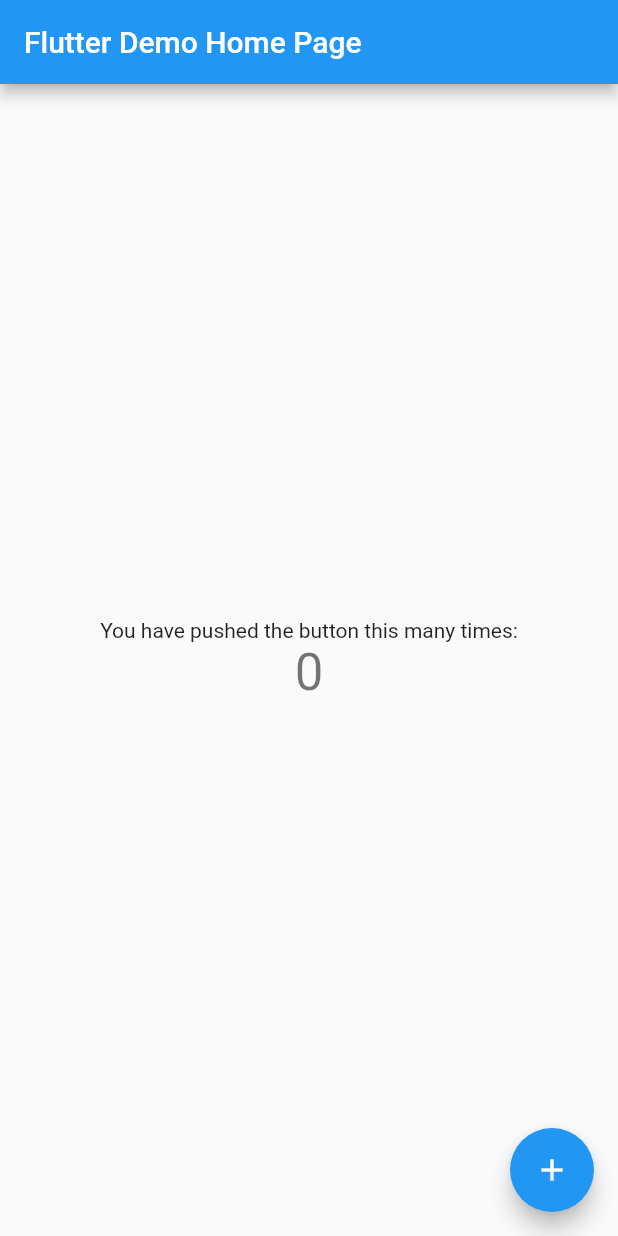
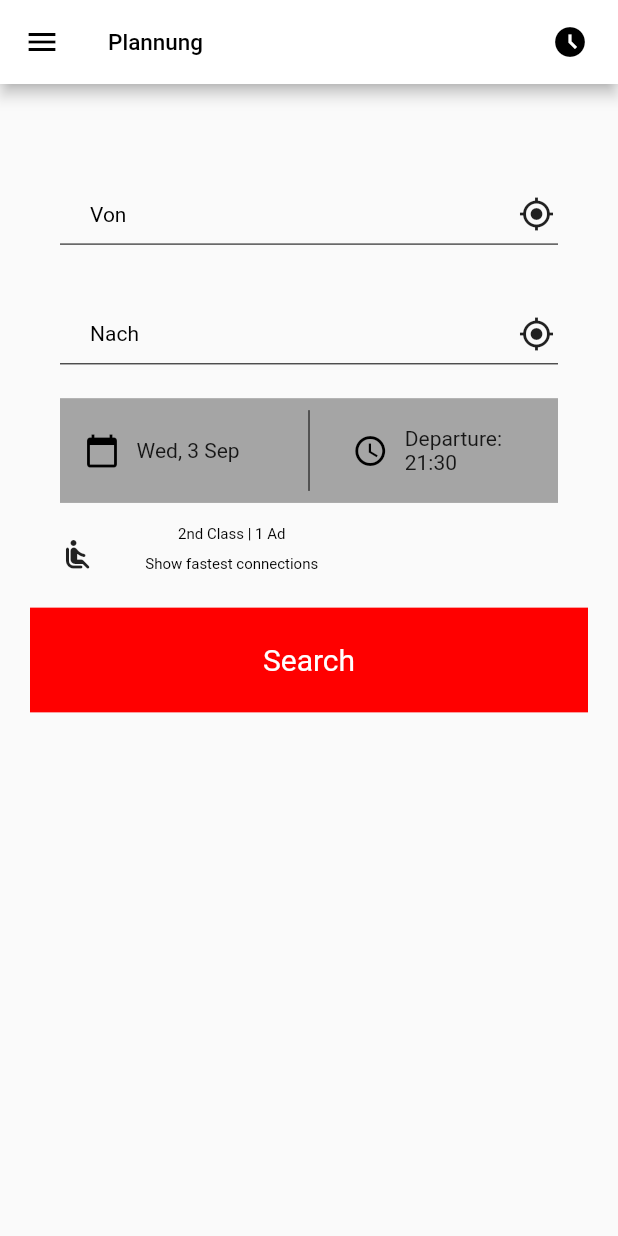
Before and after one commit to MaxleyCv/FlutterLearningIoT2, a Flutter app: the screen it shows after launch, on a phone screen of 412 x 824 dp. Run offline on Flutter 3.47's test engine with Material 2 defaults, Android fonts, the light colour scheme and no system bars.

Commit message:
Added first layout

```diff
--- a/lib/main.dart
+++ b/lib/main.dart
@@ -1,4 +1,6 @@
+
 import 'package:flutter/material.dart';
+
 
 void main() {
   runApp(MyApp());
@@ -9,105 +11,227 @@
   @override
   Widget build(BuildContext context) {
     return MaterialApp(
-      title: 'Flutter Demo',
-      theme: ThemeData(
-        // This is the theme of your application.
-        //
-        // Try running your application with "flutter run". You'll see the
-        // application has a blue toolbar. Then, without quitting the app, try
-        // changing the primarySwatch below to Colors.green and then invoke
-        // "hot reload" (press "r" in the console where you ran "flutter run",
-        // or simply save your changes to "hot reload" in a Flutter IDE).
-        // Notice that the counter didn't reset back to zero; the application
-        // is not restarted.
-        primarySwatch: Colors.blue,
-      ),
-      home: MyHomePage(title: 'Flutter Demo Home Page'),
+      title: 'DB App',
+      home: HomePage(),
     );
   }
 }
 
-class MyHomePage extends StatefulWidget {
-  MyHomePage({Key? key, required this.title}) : super(key: key);
-
-  // This widget is the home page of your application. It is stateful, meaning
-  // that it has a State object (defined below) that contains fields that affect
-  // how it looks.
-
-  // This class is the configuration for the state. It holds the values (in this
-  // case the title) provided by the parent (in this case the App widget) and
-  // used by the build method of the State. Fields in a Widget subclass are
-  // always marked "final".
-
-  final String title;
-
+class HomePage extends StatefulWidget {
+  HomePage({Key? key}) : super(key: key);
   @override
-  _MyHomePageState createState() => _MyHomePageState();
+  _HomePageState createState() => _HomePageState();
 }
 
-class _MyHomePageState extends State<MyHomePage> {
-  int _counter = 0;
+class _HomePageState extends State<HomePage> {
 
-  void _incrementCounter() {
-    setState(() {
-      // This call to setState tells the Flutter framework that something has
-      // changed in this State, which causes it to rerun the build method below
-      // so that the display can reflect the updated values. If we changed
-      // _counter without calling setState(), then the build method would not be
-      // called again, and so nothing would appear to happen.
-      _counter++;
-    });
-  }
+  Color fontColor = Color.fromRGBO(255, 255, 255, 1.0);
+  Color buttonColor = Color.fromRGBO(255, 0, 0, 1.0);
+  Color textColor = Color.fromRGBO(0, 0, 0, 1.0);
+  Color greyColor = Color.fromRGBO(165, 165, 165, 1.0);
+
+  TextStyle smallTextStyle = TextStyle(
+    fontSize: 10,
+    color: Color.fromRGBO(0, 0, 0, 1.0),
+  );
+
 
   @override
   Widget build(BuildContext context) {
-    // This method is rerun every time setState is called, for instance as done
-    // by the _incrementCounter method above.
-    //
-    // The Flutter framework has been optimized to make rerunning build methods
-    // fast, so that you can just rebuild anything that needs updating rather
-    // than having to individually change instances of widgets.
     return Scaffold(
       appBar: AppBar(
-        // Here we take the value from the MyHomePage object that was created by
-        // the App.build method, and use it to set our appbar title.
-        title: Text(widget.title),
+        title: Text(
+            "Plannung",
+            textAlign: TextAlign.center,
+            style: TextStyle(
+              color: textColor,
+              fontSize: 15,
             ),
-      body: Center(
-        // Center is a layout widget. It takes a single child and positions it
-        // in the middle of the parent.
+        ),
+        backgroundColor: fontColor,
+        foregroundColor: fontColor,
+        leading: Icon(
+          Icons.menu,
+          color: textColor,
+        ),
+        actions: <Widget>[
+          Padding(
+              padding: EdgeInsets.only(right: 20),
+            child: GestureDetector(
+              onTap: () {},
+              child: Icon(
+                Icons.access_time_filled_sharp,
+                color: textColor,
+              ),
+            ),
+          ),
+
+        ],
+        ),
+      body: Column(
+        mainAxisAlignment: MainAxisAlignment.end,
+        children: <Widget>[
+          Expanded(child: Container(),),
+          Expanded(child: GestureDetector(onTap: (){},
             child: Column(
-          // Column is also a layout widget. It takes a list of children and
-          // arranges them vertically. By default, it sizes itself to fit its
-          // children horizontally, and tries to be as tall as its parent.
-          //
-          // Invoke "debug painting" (press "p" in the console, choose the
-          // "Toggle Debug Paint" action from the Flutter Inspector in Android
-          // Studio, or the "Toggle Debug Paint" command in Visual Studio Code)
-          // to see the wireframe for each widget.
-          //
-          // Column has various properties to control how it sizes itself and
-          // how it positions its children. Here we use mainAxisAlignment to
-          // center the children vertically; the main axis here is the vertical
-          // axis because Columns are vertical (the cross axis would be
-          // horizontal).
               mainAxisAlignment: MainAxisAlignment.center,
               children: <Widget>[
-            Text(
-              'You have pushed the button this many times:',
+                Row(
+                  children: <Widget>[
+                    Expanded(child: Padding(
+                      padding: EdgeInsets.only(left: 60),
+                      child: Text(
+                        'Von',
+                        style: TextStyle(
+                          color: textColor,
                         ),
-            Text(
-              '$_counter',
-              style: Theme.of(context).textTheme.headline4,
+                      ),
+                    ), flex: 5,),
+                    Expanded(child: Padding(
+                      padding: EdgeInsets.only(right: 40),
+                      child: Icon(
+                        Icons.gps_fixed,
+                      ),
+                    ), flex: 1,)
+                  ],
+                ),
+                Padding(padding: EdgeInsets.only(left: 40, right: 40, bottom: 20),
+                  child: Divider(
+                    color: textColor,
+                  ),
+                )
+              ],
+            )
+          ),),
+          Expanded(child: GestureDetector(onTap: (){},
+              child: Column(
+                mainAxisAlignment: MainAxisAlignment.center,
+                children: <Widget>[
+                  Row(
+                    children: <Widget>[
+                      Expanded(child: Padding(
+                        padding: EdgeInsets.only(left: 60),
+                        child: Text(
+                          'Nach',
+                          style: TextStyle(
+                            color: textColor,
+                          ),
+                        ),
+                      ), flex: 5,),
+                      Expanded(child: Padding(
+                        padding: EdgeInsets.only(right: 40),
+                        child: Icon(
+                          Icons.gps_fixed,
+                        ),
+                      ), flex: 1,)
+                    ],
+                  ),
+                  Padding(padding: EdgeInsets.only(left: 40, right: 40),
+                    child: Divider(
+                      color: textColor,
+                    ),
+                  )
+                ],
+              )
+          ),),
+          Expanded(child: Container(
+            height: 40,
+            child: Padding(
+              padding: EdgeInsets.symmetric(horizontal: 40),
+              child: Container(
+                color: greyColor,
+                child: Row(
+                  children: <Widget>[
+                    Expanded(child: Padding(
+                      padding: EdgeInsets.only(left: 5),
+                      child: Icon(
+                        Icons.calendar_today,
+                        color: textColor,
+                      ),
+                    ), flex: 2,),
+                    Expanded(child: Text(
+                        "Wed, 3 Sep"
+                      ), flex: 4,),
+                    Expanded(child: Padding(
+                      padding: EdgeInsets.symmetric(horizontal: 2, vertical: 8),
+                      child: VerticalDivider(
+                        color: textColor,
+                      ),
+                    ), flex: 1,),
+                    Expanded(child: Padding(
+                      padding: EdgeInsets.only(left: 5),
+                      child: Icon(
+                        Icons.access_time_outlined,
+                        color: textColor,
+                      ),
+                    ), flex: 2,),
+                    Expanded(child: Text(
+                      "Departure: 21:30"
+                    ), flex: 4,)
+                  ],
+                ),
+              ),
+            )
+          ),),
+          Expanded(
+            child: Row(
+              children: <Widget>[
+                Expanded(child: Padding(padding: EdgeInsets.only(left: 40),child:Icon(
+                  Icons.airline_seat_recline_normal_rounded
+                )),),
+                Expanded(child: Column(
+
+                  children: <Widget>[
+                    Expanded(
+                    child: Padding(padding: EdgeInsets.only(top: 15),child: Text(
+                      "2nd Class | 1 Ad",
+                      style: smallTextStyle,
+                    ),
+                  ),),
+                    Expanded(
+                      child: Padding(padding: EdgeInsets.only(bottom: 5, top: 0),child: Text(
+                        "Show fastest connections",
+                        style: smallTextStyle,
+                      ),
+                      ),),
+
+                  ],
+                ), flex: 4),
+                Expanded(
+                  child: Container(),
+                  flex: 3,
+
                 ),
               ],
             ),
           ),
-      floatingActionButton: FloatingActionButton(
-        onPressed: _incrementCounter,
-        tooltip: 'Increment',
-        child: Icon(Icons.add),
-      ), // This trailing comma makes auto-formatting nicer for build methods.
+          Expanded(child: Container(
+
+            child: Container(
+              height: 30,
+              child: Padding(
+                padding: EdgeInsets.symmetric(horizontal: 20),
+                child: Container(
+                  color: buttonColor,
+                  child: GestureDetector(
+                    onTap: (){},
+                    child: Row(children: <Widget>[
+                      Expanded(child: Text(
+                      "Search",
+                      textAlign: TextAlign.center,
+                      style: TextStyle(
+                        color: fontColor,
+                        fontSize: 20,
+                      ),
+                    )),]
+                  )),
+                ),
+              ),
+            ),
+          )),
+          Expanded(flex:5, child: Container())
+        ],
+      ),
       );
   }
 }
```
Lines whose indentation alone changed are shown as unchanged.
